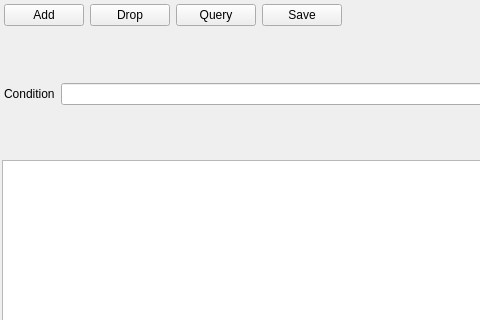
Old version of the form cashio/MainWindow.ui in the repository bsdelf/cashio; both pictures show x 0 to 480 and y 0 to 320 of the 700 by 600 pixel window.
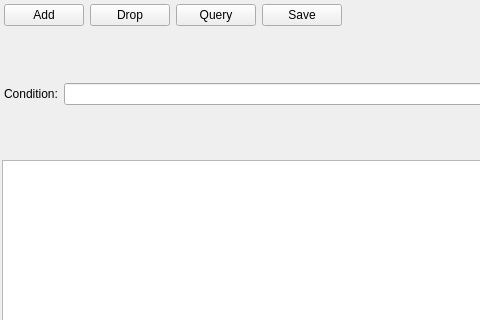
New version of the form. The open tabs and pages were chosen to show the change.

The edit to the form file:
```diff
--- a/cashio/MainWindow.ui
+++ b/cashio/MainWindow.ui
@@ -148,7 +148,7 @@
         <item>
          <widget class="QLabel" name="label">
           <property name="text">
-           <string>Condition</string>
+           <string>Condition:</string>
           </property>
          </widget>
         </item>
```
Left out of the diff: 12 changed lines with no effect on the pictures.
